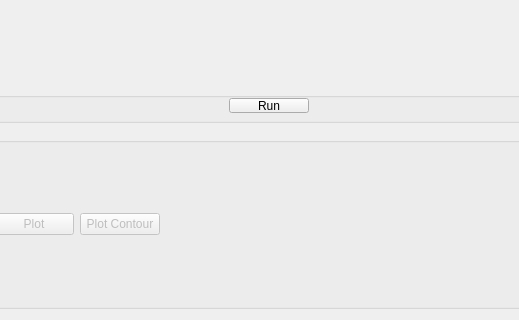
Above: qt/scientific_interfaces/Indirect/Stretch.ui from mantidproject/mantid before the change; both pictures show x 181 to 700 and y 280 to 600 of the 900 by 600 pixel window. Below: the same form after it.
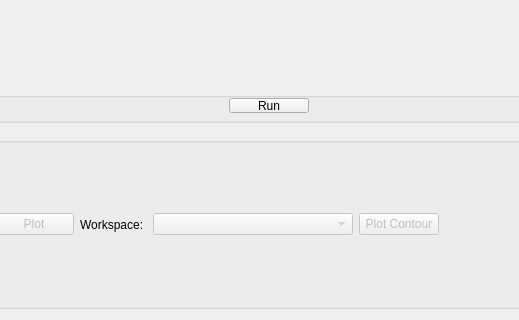
That is the form after the change. Custom widgets are drawn as their Qt base class.

Commit message: Refs #23830. Choose which workspace to contour plot

```diff
--- a/qt/scientific_interfaces/Indirect/Stretch.ui
+++ b/qt/scientific_interfaces/Indirect/Stretch.ui
@@ -347,6 +347,26 @@
              </property>
             </widget>
            </item>
+           <item>
+            <widget class="QLabel" name="label">
+             <property name="text">
+              <string>Workspace: </string>
+             </property>
+            </widget>
+           </item>
+           <item>
+            <widget class="QComboBox" name="cbPlotContour">
+             <property name="enabled">
+              <bool>false</bool>
+             </property>
+             <property name="minimumSize">
+              <size>
+               <width>200</width>
+               <height>0</height>
+              </size>
+             </property>
+            </widget>
+           </item>
            <item>
             <widget class="QPushButton" name="pbPlotContour">
              <property name="enabled">
```
The commit also changes 3 other files.
